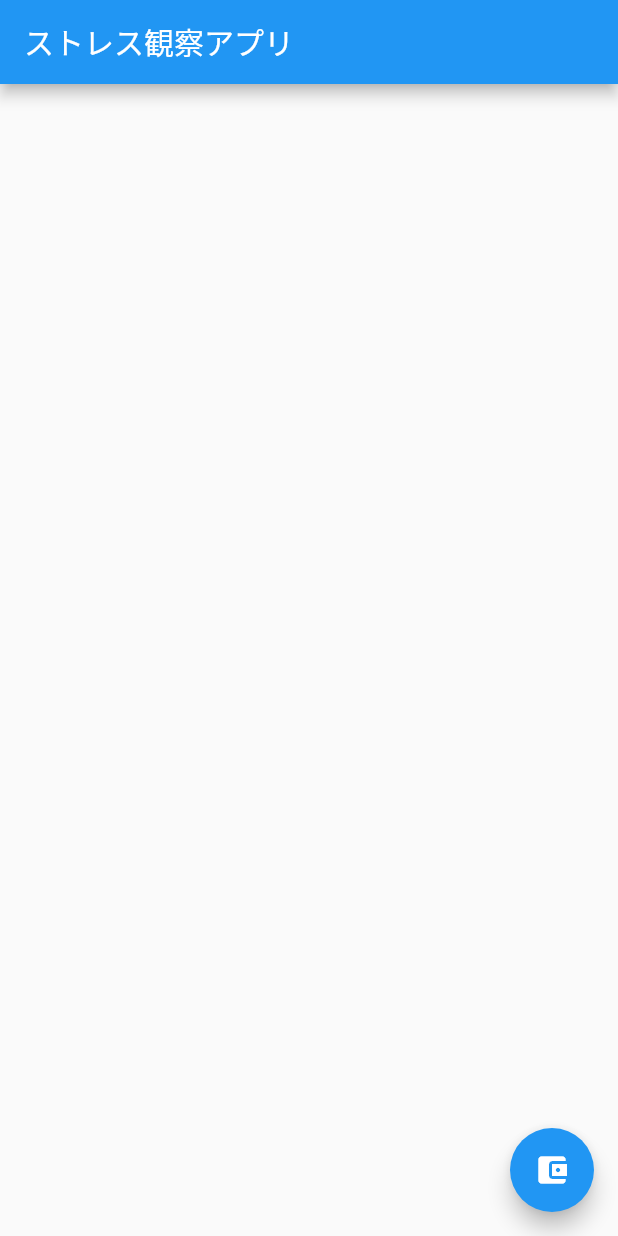
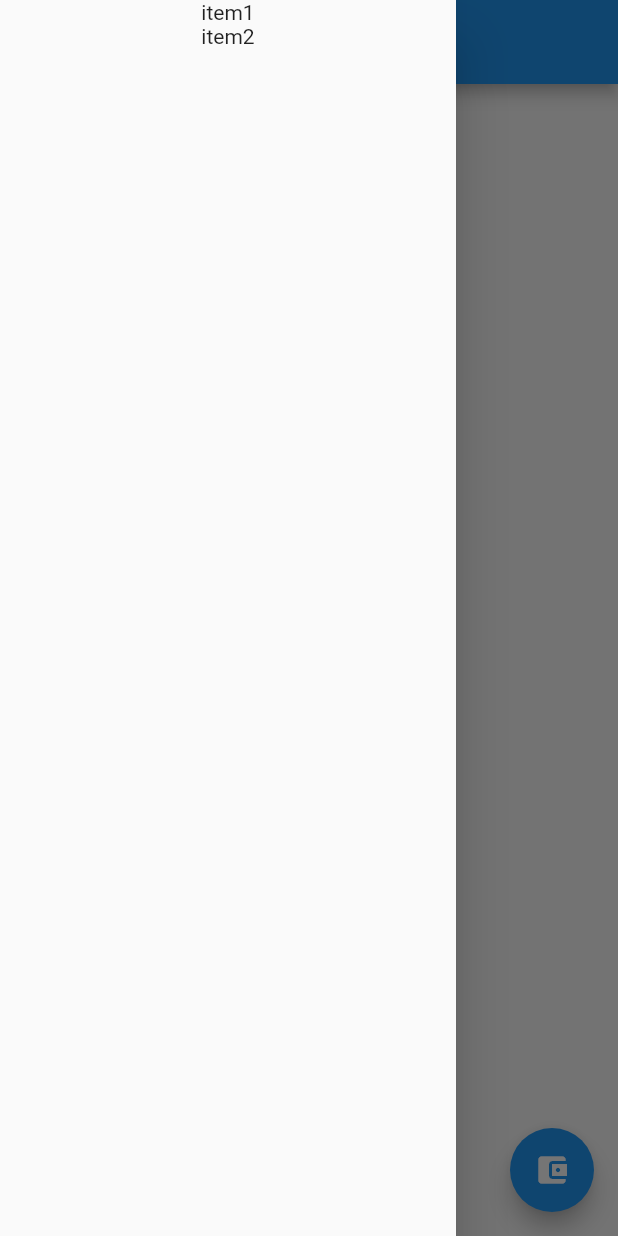
Before and after one commit to rikuProgramer/rick_stressapp_test, a Flutter app: the screen it shows after launch, with the side drawer open (before the commit the screen has no drawer), on a phone screen of 412 x 824 dp. Run offline on Flutter 3.47's test engine with Material 2 defaults, Android fonts, the phone set to English and light mode, and no system bars; our stand-ins replace sqflite; accounts and stored records are empty.

Commit message:
no message

```diff
--- a/lib/main.dart
+++ b/lib/main.dart
@@ -15,8 +15,10 @@ class _MyAppState extends State<MyApp> {
 
   @override
   Widget build(BuildContext context) {
-    return const MaterialApp(
-      home: NikkiView(),
+    return MaterialApp(
+      theme: ThemeData.light(),
+      darkTheme: ThemeData.dark(),
+      home: const NikkiView(),
     );
   }
 }
--- a/lib/nikki_view_home.dart
+++ b/lib/nikki_view_home.dart
@@ -16,6 +16,14 @@ class _NikkiPageState extends State<NikkiView> {
     return Scaffold(
       appBar: AppBar(
         title: const Text('ストレス観察アプリ'),
+      ),
+      drawer: Drawer(
+        child: Column(
+          children: const [
+            Text('item1'),
+            Text('item2'),
+          ],
+        ),
       ),
       body: ListView.builder(
         itemCount: nikkiText.length,
```
